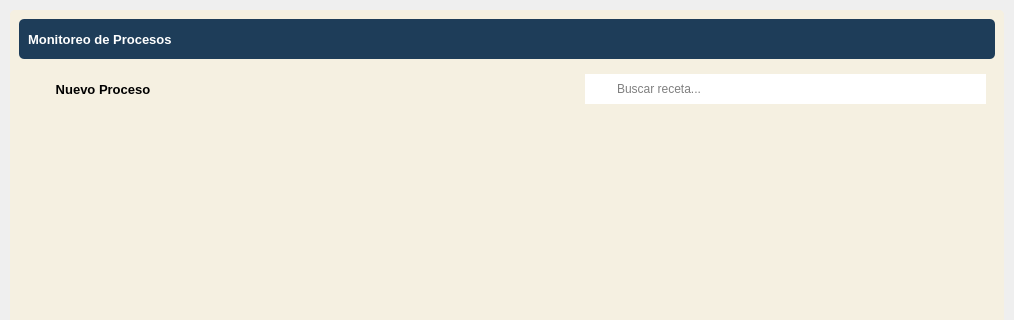
This is ui_files/main_window.ui in AdrianDali/MonitoreoSide6 as Qt 5 draws it before an edit; both pictures show x 0 to 1014 and y 0 to 320 of the 1014 by 462 pixel window. The edited form follows.
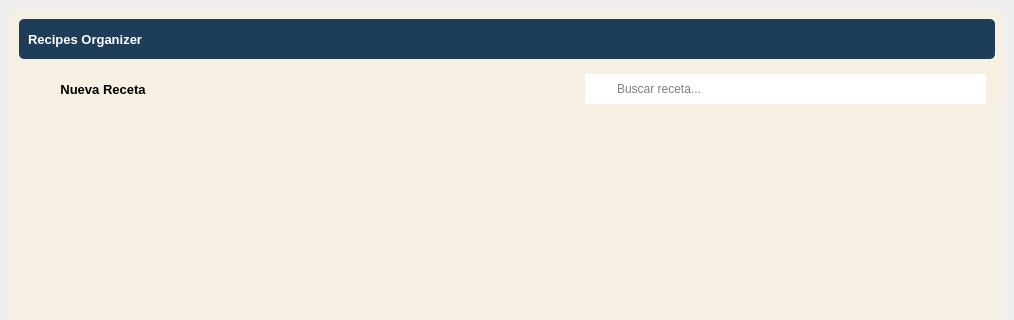
This is the edited form. Icons and pictures are not drawn.

```diff
--- a/ui_files/main_window.ui
+++ b/ui_files/main_window.ui
@@ -128,7 +128,7 @@
                   <string notr="true">color: white;</string>
                  </property>
                  <property name="text">
-                  <string>Monitoreo de Procesos</string>
+                  <string>Recipes Organizer</string>
                  </property>
                 </widget>
                </item>
@@ -286,7 +286,7 @@
 QPushButton::hover {background-color : #ffc13b};</string>
                  </property>
                  <property name="text">
-                  <string>Nuevo Proceso</string>
+                  <string>Nueva Receta</string>
                  </property>
                  <property name="icon">
                   <iconset>
```
Left out of the diff: 14 changed lines with no effect on the pictures.
